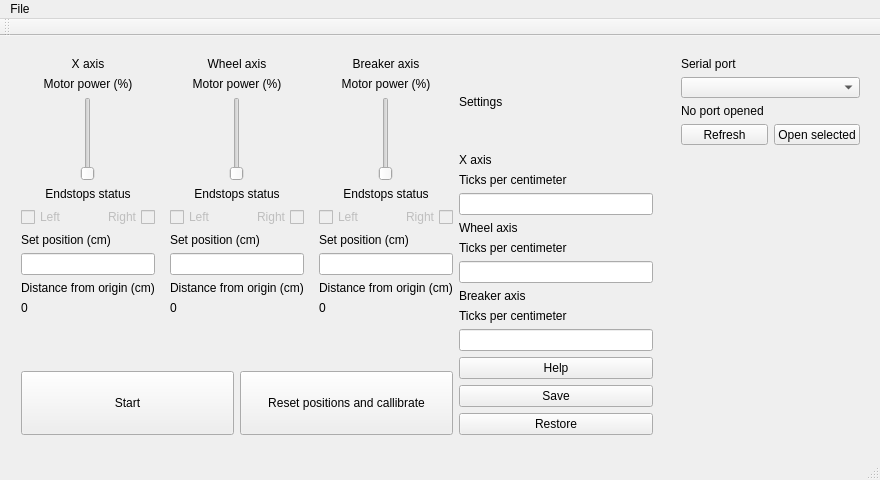
This is wirepullerwindow.ui in SteelPh0enix/WirePullerControlCenter as Qt 5 draws it before an edit. The edited form follows.
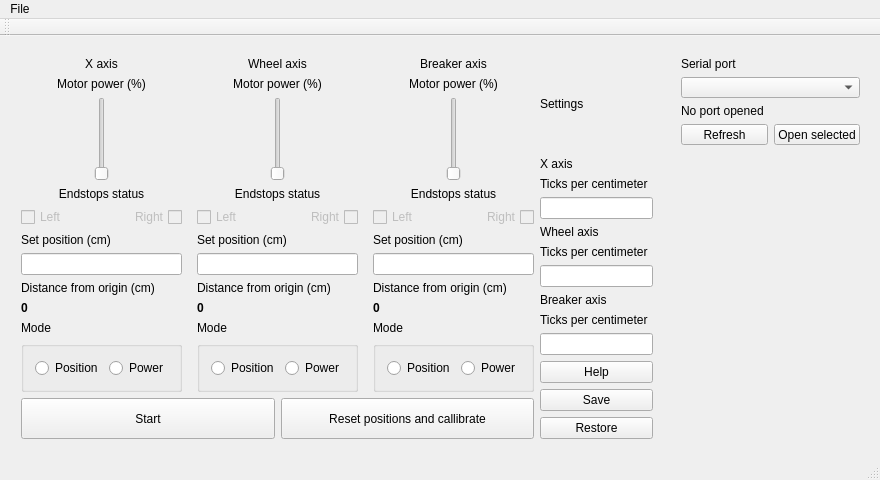
This is the edited form.

What changed in the file:
```diff
--- a/wirepullerwindow.ui
+++ b/wirepullerwindow.ui
@@ -38,7 +38,7 @@
       <x>10</x>
       <y>10</y>
       <width>654</width>
-      <height>400</height>
+      <height>404</height>
      </rect>
     </property>
     <layout class="QHBoxLayout" name="horizontalLayout_5">
@@ -214,6 +214,12 @@
                </item>
                <item>
                 <widget class="QLabel" name="xAxisDistance">
+                 <property name="font">
+                  <font>
+                   <weight>75</weight>
+                   <bold>true</bold>
+                  </font>
+                 </property>
                  <property name="text">
                   <string>0</string>
                  </property>
@@ -221,6 +227,37 @@
                </item>
               </layout>
              </item>
+             <item>
+              <layout class="QVBoxLayout" name="verticalLayout_21">
+               <item>
+                <widget class="QLabel" name="label_21">
+                 <property name="text">
+                  <string>Mode</string>
+                 </property>
+                </widget>
+               </item>
+               <item>
+                <widget class="QGroupBox" name="">
+                 <layout class="QHBoxLayout" name="horizontalLayout_3">
+                  <item>
+                   <widget class="QRadioButton" name="xAxisModePosition">
+                    <property name="text">
+                     <string>Position</string>
+                    </property>
+                   </widget>
+                  </item>
+                  <item>
+                   <widget class="QRadioButton" name="xAxisModePower">
+                    <property name="text">
+                     <string>Power</string>
+                    </property>
+                   </widget>
+                  </item>
+                 </layout>
+                </widget>
+               </item>
+              </layout>
+             </item>
             </layout>
            </item>
            <item>
@@ -377,6 +414,12 @@
                </item>
                <item>
                 <widget class="QLabel" name="wheelAxisDistance">
+                 <property name="font">
+                  <font>
+                   <weight>75</weight>
+                   <bold>true</bold>
+                  </font>
+                 </property>
                  <property name="text">
                   <string>0</string>
                  </property>
@@ -384,6 +427,37 @@
                </item>
               </layout>
              </item>
+             <item>
+              <layout class="QVBoxLayout" name="verticalLayout_28">
+               <item>
+                <widget class="QLabel" name="label_25">
+                 <property name="text">
+                  <string>Mode</string>
+                 </property>
+                </widget>
+               </item>
+               <item>
+                <widget class="QGroupBox" name="">
+                 <layout class="QHBoxLayout" name="horizontalLayout_4">
+                  <item>
+                   <widget class="QRadioButton" name="wheelAxisModePosition">
+                    <property name="text">
+                     <string>Position</string>
+                    </property>
+                   </widget>
+                  </item>
+                  <item>
+                   <widget class="QRadioButton" name="wheelAxisModePower">
+                    <property name="text">
+                     <string>Power</string>
+                    </property>
+                   </widget>
+                  </item>
+                 </layout>
+                </widget>
+               </item>
+              </layout>
+             </item>
             </layout>
            </item>
            <item>
@@ -540,6 +614,12 @@
                </item>
                <item>
                 <widget class="QLabel" name="breakerAxisDistance">
+                 <property name="font">
+                  <font>
+                   <weight>75</weight>
+                   <bold>true</bold>
+                  </font>
+                 </property>
                  <property name="text">
                   <string>0</string>
                  </property>
@@ -547,23 +627,41 @@
                </item>
               </layout>
              </item>
+             <item>
+              <layout class="QVBoxLayout" name="verticalLayout_29">
+               <item>
+                <widget class="QLabel" name="label_26">
+                 <property name="text">
+                  <string>Mode</string>
+                 </property>
+                </widget>
+               </item>
+               <item>
+                <widget class="QGroupBox" name="">
+                 <layout class="QHBoxLayout" name="horizontalLayout_11">
+                  <item>
+                   <widget class="QRadioButton" name="breakerAxisModePosition">
+                    <property name="text">
+                     <string>Position</string>
+                    </property>
+                   </widget>
+                  </item>
+                  <item>
+                   <widget class="QRadioButton" name="breakerAxisModePower">
+                    <property name="text">
+                     <string>Power</string>
+                    </property>
+                   </widget>
+                  </item>
+                 </layout>
+                </widget>
+               </item>
+              </layout>
+             </item>
             </layout>
            </item>
           </layout>
          </item>
-         <item>
-          <spacer name="horizontalSpacer">
-           <property name="orientation">
-            <enum>Qt::Horizontal</enum>
-           </property>
-           <property name="sizeHint" stdset="0">
-            <size>
-             <width>40</width>
-             <height>50</height>
-            </size>
-           </property>
-          </spacer>
-         </item>
          <item>
           <layout class="QHBoxLayout" name="horizontalLayout">
            <item>
```
Left out of the diff: 29 changed lines with no effect on the pictures.
